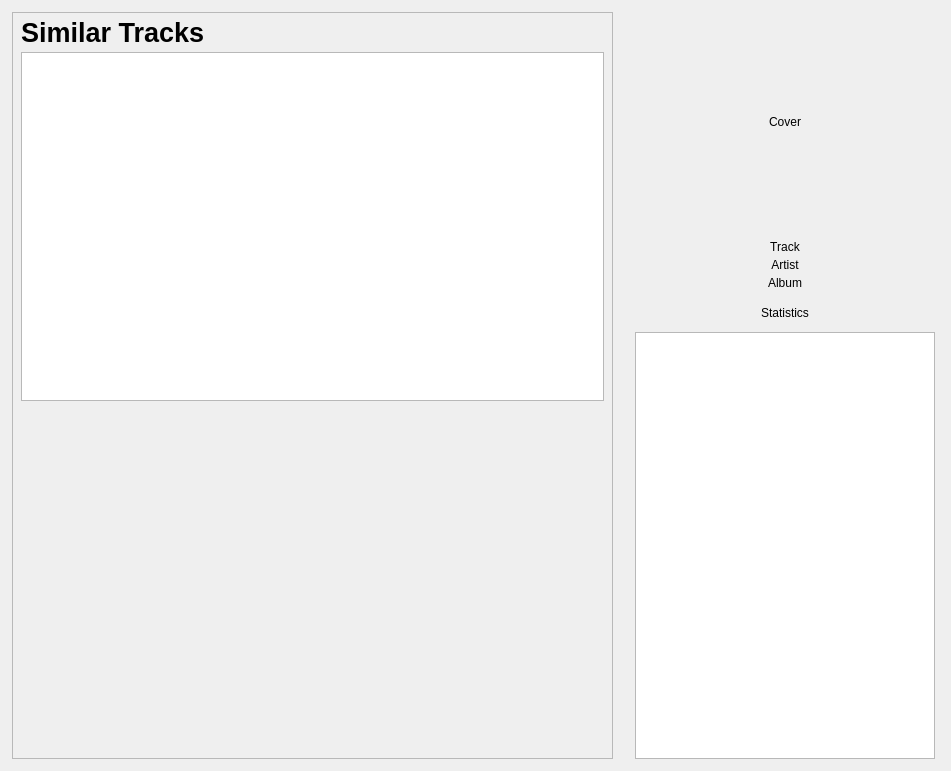
tomahawk-player/tomahawk, file src/libtomahawk/widgets/infowidgets/TrackInfoWidget.ui: the form before one commit.
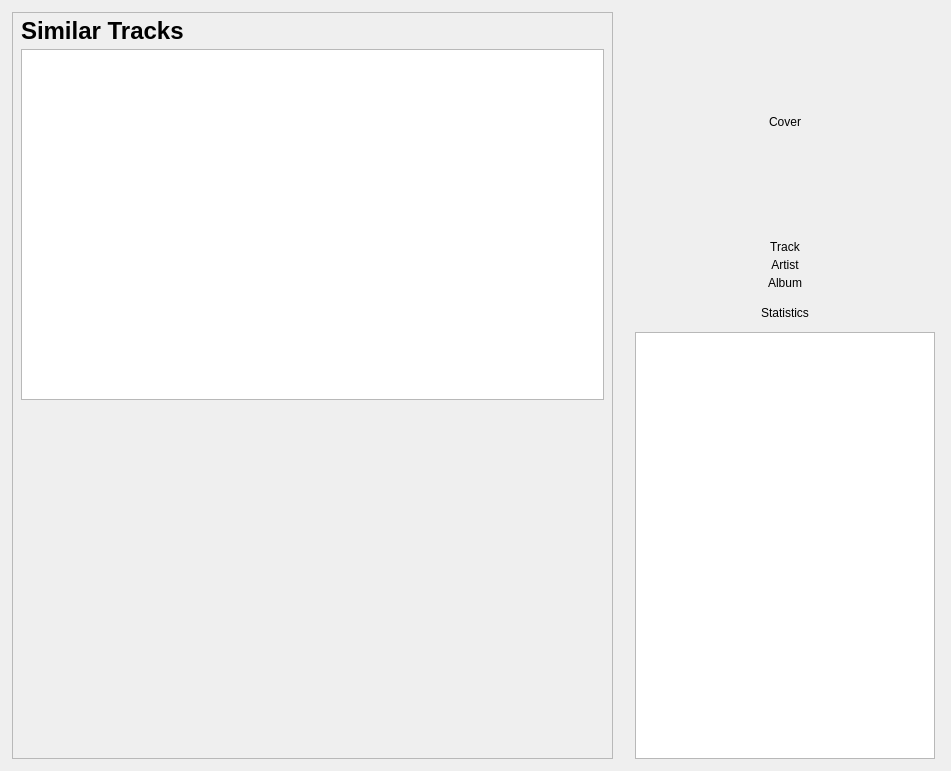
The form after the commit. Custom widgets are drawn as their Qt base class.

```diff
--- a/src/libtomahawk/widgets/infowidgets/TrackInfoWidget.ui
+++ b/src/libtomahawk/widgets/infowidgets/TrackInfoWidget.ui
@@ -80,7 +80,7 @@
             <property name="font">
              <font>
               <family>Arial</family>
-              <pointsize>20</pointsize>
+              <pointsize>18</pointsize>
               <weight>75</weight>
               <bold>true</bold>
              </font>
```
